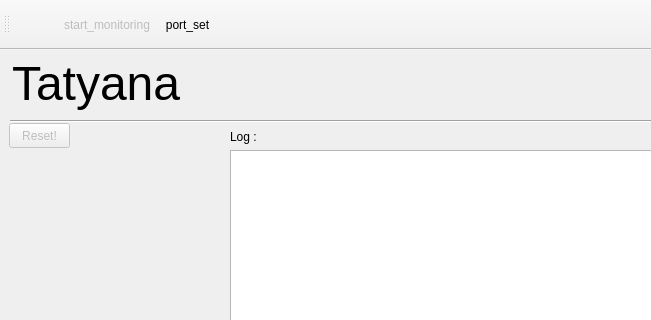
Old version of the form view/mainwindow.ui in the repository skydragon19/isyana; both pictures show x 0 to 651 and y 0 to 320 of the 780 by 584 pixel window.
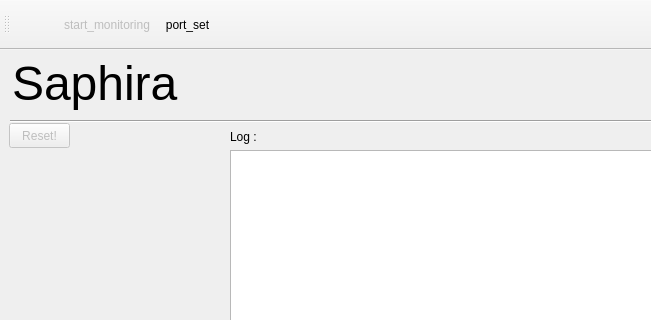
New version of the form. Icons and pictures are not drawn.

What changed in the file:
```diff
--- a/view/mainwindow.ui
+++ b/view/mainwindow.ui
@@ -36,7 +36,7 @@
      </rect>
     </property>
     <property name="text">
-     <string>&lt;html&gt;&lt;head/&gt;&lt;body&gt;&lt;p&gt;&lt;span style=&quot; font-size:36pt;&quot;&gt;Tatyana&lt;/span&gt;&lt;/p&gt;&lt;/body&gt;&lt;/html&gt;</string>
+     <string>&lt;html&gt;&lt;head/&gt;&lt;body&gt;&lt;p&gt;&lt;span style=&quot; font-size:36pt;&quot;&gt;Saphira&lt;/span&gt;&lt;/p&gt;&lt;/body&gt;&lt;/html&gt;</string>
     </property>
    </widget>
    <widget class="Line" name="line">
```
